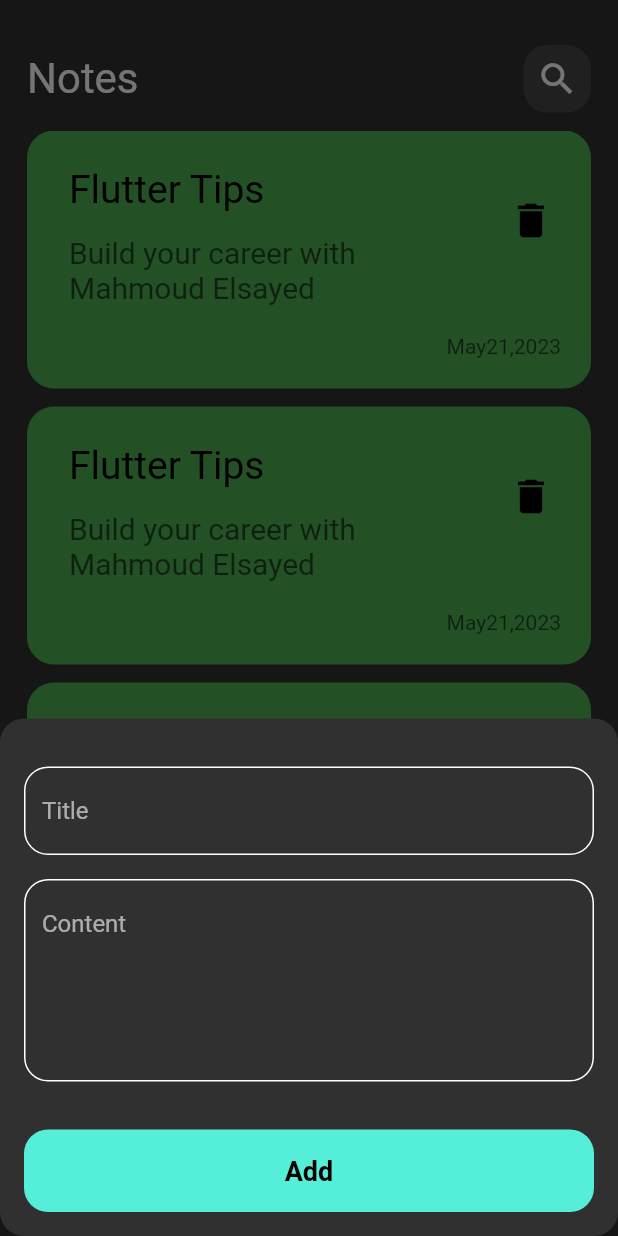
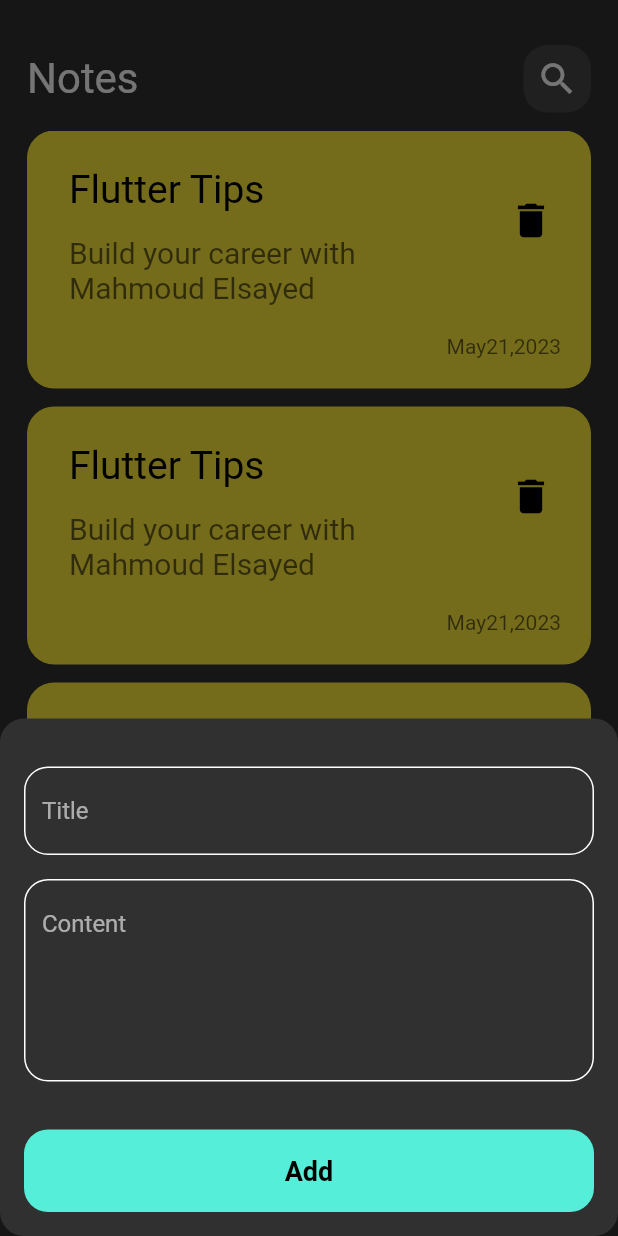
Before and after one commit to Mahmoud-Elsayed-Elhga/notes-app, a Flutter app: the screen it shows after launch, after a tap on the "add" icon, on a phone screen of 412 x 824 dp. Run offline on Flutter 3.47's test engine with Material 2 defaults, Android fonts, the phone set to English and light mode, and no system bars; our stand-ins replace hive, hive_flutter; accounts and stored records are empty.

```diff
--- a/lib/widgets/add_note_bottom_sheet.dart
+++ b/lib/widgets/add_note_bottom_sheet.dart
@@ -11,23 +11,70 @@ class NoteBottomSheet extends StatelessWidget {
     return const Padding(
       padding: EdgeInsets.symmetric(horizontal: 16),
       child: SingleChildScrollView(
-        child: Column(
-          children: [
-            SizedBox(height: 32),
-            CustomTextField(
-              hint: 'Title',
-            ),
-            SizedBox(height: 16),
-            CustomTextField(
-              hint: 'Content',
-              maxLines: 5,
-            ),
-            SizedBox(height: 32),
-            CustomButton(),
-            SizedBox(height: 16),
-          ],
-        ),
+        child: NoteBottomSheetForm(),
       ),
     );
   }
 }
+
+class NoteBottomSheetForm extends StatefulWidget {
+  const NoteBottomSheetForm({
+    super.key,
+  });
+
+  @override
+  State<NoteBottomSheetForm> createState() => _NoteBottomSheetFormState();
+}
+
+class _NoteBottomSheetFormState extends State<NoteBottomSheetForm> {
+  final GlobalKey<FormState> formKey =
+      GlobalKey(); //اول حاجه بعملها للفورم اني اعملها key و اديهولها تحت
+  AutovalidateMode autovalidateMode =
+      AutovalidateMode.disabled; //دا عشان اظهر لليوزر الايرور لما يدخل حاجه غلط
+
+  String? title, content;
+//   اي متغير مش
+// final
+// لازم يبقا في
+// StatefulWidget
+
+  @override
+  Widget build(BuildContext context) {
+    return Form(
+      key: formKey, // اديته ال key
+      autovalidateMode: autovalidateMode, // اديته ال autovalidateMode
+      child: Column(
+        children: [
+          const SizedBox(height: 32),
+          CustomTextFormField(
+            onSaved: (value) {
+              title = value;
+            },
+            hint: 'Title',
+          ),
+          const SizedBox(height: 16),
+          CustomTextFormField(
+            onSaved: (value) {
+              content = value;
+            },
+            hint: 'Content',
+            maxLines: 5,
+          ),
+          const SizedBox(height: 32),
+          CustomButton(
+            onTap: () {
+              if (formKey.currentState!.validate()) {
+                formKey.currentState!.save(); // كدا اتاكدت انها مش ب null
+              } else {
+                autovalidateMode = AutovalidateMode
+                    .always; //معناها انها null  فهيجيبلي ايرور احمر لليوزر
+                setState(() {});
+              }
+            },
+          ),
+          const SizedBox(height: 16),
+        ],
+      ),
+    );
+  }
+}
--- a/lib/widgets/custom_button.dart
+++ b/lib/widgets/custom_button.dart
@@ -2,11 +2,14 @@ import 'package:flutter/material.dart';
 import 'package:notes_app/constants.dart';
 
 class CustomButton extends StatelessWidget {
-  const CustomButton({super.key});
+  const CustomButton({super.key, this.onTap});
 
+  final void Function()? onTap;
   @override
   Widget build(BuildContext context) {
-    return Container(
+    return GestureDetector(
+      onTap: onTap,
+      child: Container(
         height: 55,
         width: MediaQuery.of(context).size.width,
         decoration: BoxDecoration(
@@ -18,6 +21,7 @@ class CustomButton extends StatelessWidget {
                 color: Colors.black, fontSize: 18, fontWeight: FontWeight.bold),
           ),
         ),
+      ),
     );
   }
 }
--- a/lib/widgets/custom_text_field.dart
+++ b/lib/widgets/custom_text_field.dart
@@ -1,15 +1,28 @@
 import 'package:flutter/material.dart';
 import 'package:notes_app/constants.dart';
 
-class CustomTextField extends StatelessWidget {
-  const CustomTextField({super.key, required this.hint, this.maxLines = 1});
+class CustomTextFormField extends StatelessWidget {
+  const CustomTextFormField(
+      {super.key, required this.hint, this.maxLines = 1, this.onSaved});
 
   final String hint;
   final int maxLines;
+  final void Function(String?)? onSaved;
 
   @override
   Widget build(BuildContext context) {
-    return TextField(
+    return TextFormField(
+      onSaved: onSaved,
+      validator: (value) {
+        if (value?.isEmpty ?? true) {
+          // لو القيمة فاضية او ب
+          //null
+          //هيرجعلي التيكست دا ك ايرور ماسدج حمرا
+          return "Please enter some text";
+        } else {
+          return null;
+        }
+      },
       cursorColor: kPrimaryColor,
       maxLines: maxLines,
       decoration: InputDecoration(
--- a/lib/widgets/edit_note_view_body.dart
+++ b/lib/widgets/edit_note_view_body.dart
@@ -17,11 +17,11 @@ class EditNoteViewBody extends StatelessWidget {
             icon: Icons.check,
           ),
           SizedBox(height: 16),
-          CustomTextField(
+          CustomTextFormField(
             hint: 'Title',
           ),
           SizedBox(height: 16),
-          CustomTextField(
+          CustomTextFormField(
             hint: 'Content',
             maxLines: 5,
           ),
--- a/lib/widgets/note_item.dart
+++ b/lib/widgets/note_item.dart
@@ -15,7 +15,7 @@ class NoteItem extends StatelessWidget {
       child: Container(
         padding: const EdgeInsets.only(top: 20, bottom: 20, left: 12),
         decoration: BoxDecoration(
-            color: Colors.green, borderRadius: BorderRadius.circular(18)),
+            color: Colors.yellow, borderRadius: BorderRadius.circular(18)),
         child: Column(
           crossAxisAlignment: CrossAxisAlignment.end,
           children: [
```
Lines whose indentation alone changed are shown as unchanged.
